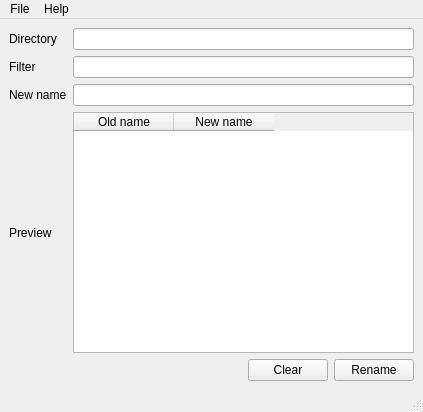
The window that gui/qt4.ui (frafra/reverything) describes before a commit, drawn with Qt 5.
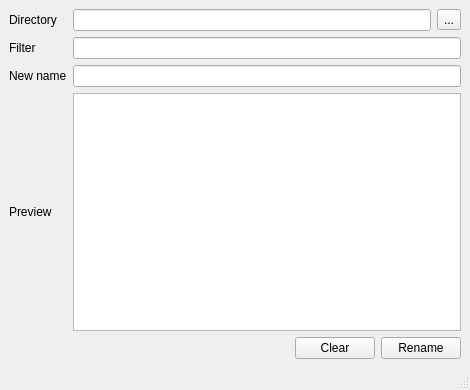
The same window after the commit.

What changed in the file:
```diff
--- a/gui/qt4.ui
+++ b/gui/qt4.ui
@@ -5,8 +5,8 @@
    <rect>
     <x>0</x>
     <y>0</y>
-    <width>423</width>
-    <height>412</height>
+    <width>470</width>
+    <height>390</height>
    </rect>
   </property>
   <property name="windowTitle" >
@@ -21,9 +21,16 @@
       </property>
      </widget>
     </item>
-    <item row="0" column="1" >
+    <item row="0" column="1" colspan="3" >
      <widget class="QLineEdit" name="lineEdit" />
     </item>
+    <item row="0" column="4" >
+     <widget class="QToolButton" name="toolButton" >
+      <property name="text" >
+       <string>...</string>
+      </property>
+     </widget>
+    </item>
     <item row="1" column="0" >
      <widget class="QLabel" name="label_2" >
       <property name="text" >
@@ -31,7 +38,7 @@
       </property>
      </widget>
     </item>
-    <item row="1" column="1" >
+    <item row="1" column="1" colspan="4" >
      <widget class="QLineEdit" name="lineEdit_2" />
     </item>
     <item row="2" column="0" >
@@ -41,7 +48,7 @@
       </property>
      </widget>
     </item>
-    <item row="2" column="1" >
+    <item row="2" column="1" colspan="4" >
      <widget class="QLineEdit" name="lineEdit_3" />
     </item>
     <item row="3" column="0" >
@@ -51,49 +58,30 @@
       </property>
      </widget>
     </item>
-    <item row="3" column="1" >
-     <widget class="QTableWidget" name="tableWidget" >
-      <property name="alternatingRowColors" >
-       <bool>true</bool>
-      </property>
-      <property name="sortingEnabled" >
-       <bool>true</bool>
-      </property>
-      <column>
-       <property name="text" >
-        <string>Old name</string>
-       </property>
-      </column>
-      <column>
-       <property name="text" >
-        <string>New name</string>
-       </property>
-      </column>
-     </widget>
+    <item row="3" column="1" colspan="4" >
+     <widget class="QTreeView" name="treeView" />
     </item>
-    <item row="4" column="0" colspan="2" >
-     <layout class="QGridLayout" >
-      <item row="0" column="0" >
+    <item row="4" column="1" >
        <spacer>
         <property name="orientation" >
          <enum>Qt::Horizontal</enum>
         </property>
         <property name="sizeHint" >
          <size>
-          <width>201</width>
+        <width>40</width>
           <height>20</height>
          </size>
         </property>
        </spacer>
       </item>
-      <item row="0" column="1" >
+    <item row="4" column="2" >
        <widget class="QPushButton" name="pushButton" >
         <property name="text" >
          <string>Clear</string>
         </property>
        </widget>
       </item>
-      <item row="0" column="2" >
+    <item row="4" column="3" colspan="2" >
        <widget class="QPushButton" name="pushButton_2" >
         <property name="text" >
          <string>Rename</string>
@@ -101,34 +89,16 @@
        </widget>
       </item>
      </layout>
-    </item>
-   </layout>
   </widget>
   <widget class="QMenuBar" name="menubar" >
    <property name="geometry" >
     <rect>
      <x>0</x>
      <y>0</y>
-     <width>423</width>
+     <width>470</width>
      <height>27</height>
     </rect>
    </property>
-   <widget class="QMenu" name="menuFile" >
-    <property name="title" >
-     <string>File</string>
-    </property>
-    <addaction name="actionQuit" />
-   </widget>
-   <widget class="QMenu" name="menuHelp" >
-    <property name="title" >
-     <string>Help</string>
-    </property>
-    <addaction name="actionHelp" />
-    <addaction name="separator" />
-    <addaction name="actionAbout" />
-   </widget>
-   <addaction name="menuFile" />
-   <addaction name="menuHelp" />
   </widget>
   <widget class="QStatusBar" name="statusbar" />
   <action name="actionQuit" >
```
Left out of the diff: 56 changed lines with no effect on the pictures. Lines whose indentation alone changed are shown as unchanged.
